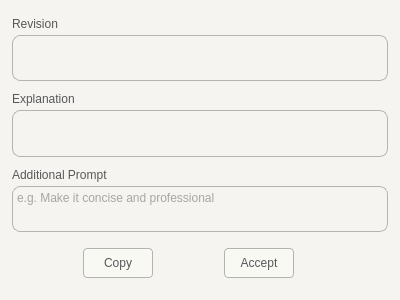
Above: ui/src/reword.ui from jcsq6/ai-tools before the change. Below: the same form after it.
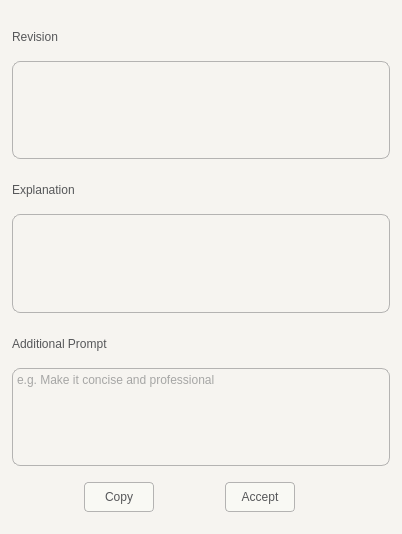
That is the form after the change. Icons and pictures are not drawn.

Diff of the .ui file:
```diff
--- a/ui/src/reword.ui
+++ b/ui/src/reword.ui
@@ -6,8 +6,8 @@
    <rect>
     <x>0</x>
     <y>0</y>
-    <width>400</width>
-    <height>300</height>
+    <width>402</width>
+    <height>534</height>
    </rect>
   </property>
   <property name="sizePolicy">
```
